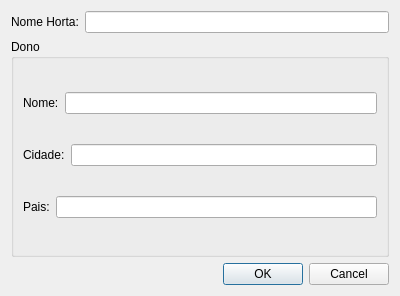
duchometson/Modelagem_Software, file IPlant/NovaHorta.ui: the form before one commit.
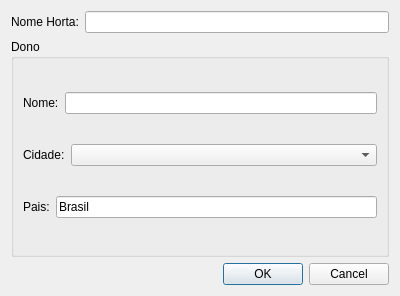
The form after the commit.

What changed in the file:
```diff
--- a/IPlant/NovaHorta.ui
+++ b/IPlant/NovaHorta.ui
@@ -58,7 +58,14 @@
          </widget>
         </item>
         <item>
-         <widget class="QLineEdit" name="cidadeLineEdit"/>
+         <widget class="QComboBox" name="cidadeComboBox">
+          <property name="sizePolicy">
+           <sizepolicy hsizetype="MinimumExpanding" vsizetype="Fixed">
+            <horstretch>0</horstretch>
+            <verstretch>0</verstretch>
+           </sizepolicy>
+          </property>
+         </widget>
         </item>
        </layout>
       </item>
@@ -72,7 +79,11 @@
          </widget>
         </item>
         <item>
-         <widget class="QLineEdit" name="paisLineEdit"/>
+         <widget class="QLineEdit" name="paisLineEdit">
+          <property name="text">
+           <string>Brasil</string>
+          </property>
+         </widget>
         </item>
        </layout>
       </item>
```
